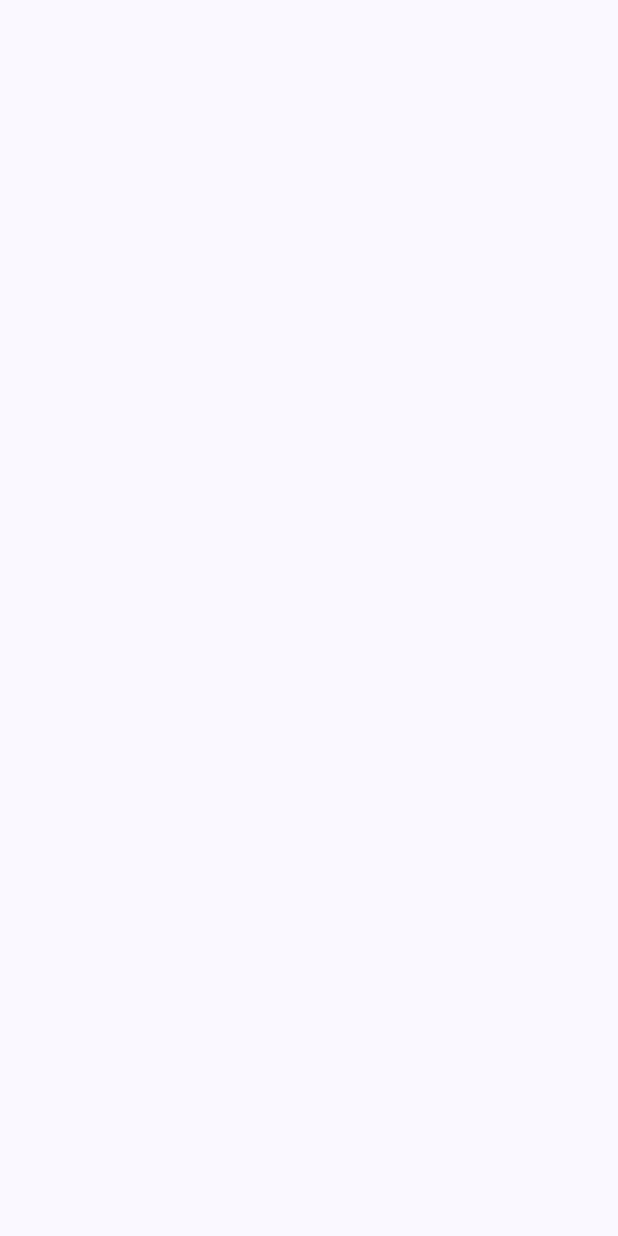
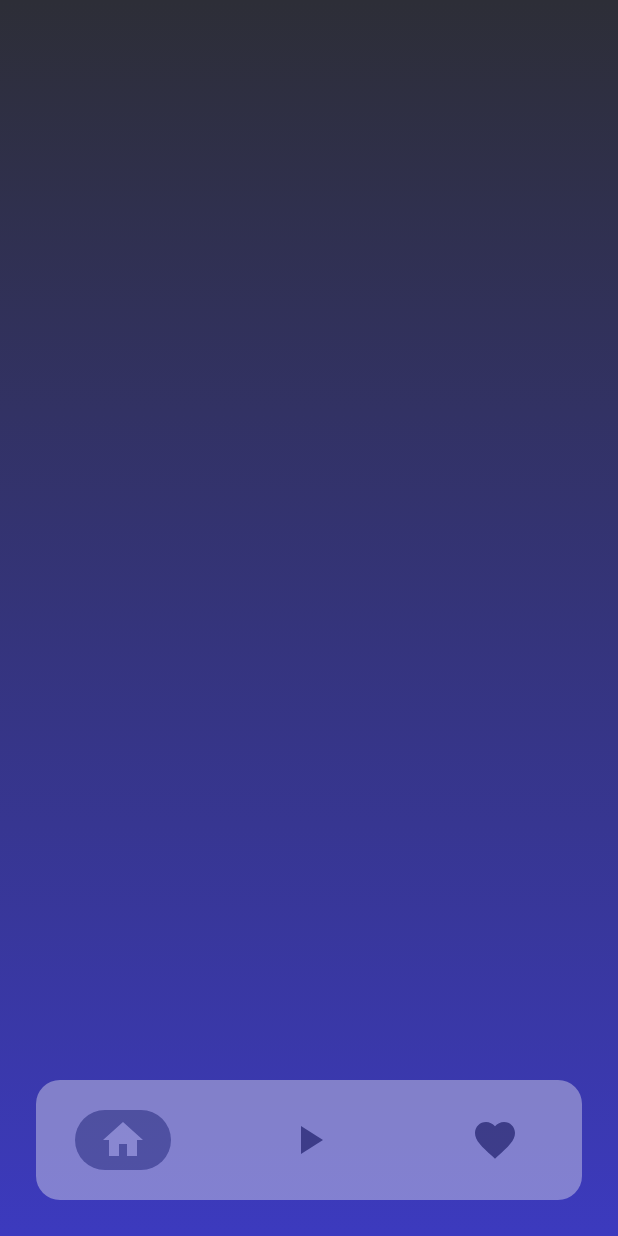
Before and after one commit to IvanQuinteroDevelop/MusicPlayer, an Android app built with Jetpack Compose: the screen it shows after launch (MainActivity), on a phone screen of 412 x 824 dp. Before the commit the screen is empty. Run offline under Robolectric (Android 15) with nearby library versions, the phone set to English and light mode, and no system bars.

Commit message:
Main Navigation with BottomNavigationComponent.kt

```diff
--- a/app/build.gradle
+++ b/app/build.gradle
@@ -60,4 +60,6 @@ dependencies {
     androidTestImplementation "androidx.compose.ui:ui-test-junit4:$compose_version"
     debugImplementation "androidx.compose.ui:ui-tooling:$compose_version"
     debugImplementation "androidx.compose.ui:ui-test-manifest:$compose_version"
+    implementation 'androidx.navigation:navigation-compose:2.5.3'
+
 }
--- a/app/src/main/AndroidManifest.xml
+++ b/app/src/main/AndroidManifest.xml
@@ -12,7 +12,7 @@
         android:theme="@style/Theme.MusicPlayerApp"
         tools:targetApi="31">
         <activity
-            android:name=".MainActivity"
+            android:name=".ui.uidefault.MainActivity"
             android:exported="true"
             android:label="@string/app_name"
             android:theme="@style/Theme.MusicPlayerApp">
--- /dev/null
+++ b/app/src/main/java/com/navi/musicplayerapp/ui/components/BottomNavigationComponent.kt
@@ -0,0 +1,67 @@
+package com.navi.musicplayerapp.ui.components
+
+import androidx.compose.foundation.background
+import androidx.compose.foundation.layout.Box
+import androidx.compose.foundation.layout.fillMaxSize
+import androidx.compose.foundation.layout.padding
+import androidx.compose.foundation.layout.size
+import androidx.compose.foundation.shape.RoundedCornerShape
+import androidx.compose.material3.Icon
+import androidx.compose.material3.NavigationBar
+import androidx.compose.material3.NavigationBarItem
+import androidx.compose.runtime.Composable
+import androidx.compose.runtime.getValue
+import androidx.compose.ui.Alignment
+import androidx.compose.ui.Modifier
+import androidx.compose.ui.draw.alpha
+import androidx.compose.ui.draw.clip
+import androidx.compose.ui.graphics.Brush
+import androidx.navigation.NavHostController
+import androidx.navigation.compose.currentBackStackEntryAsState
+import com.navi.musicplayerapp.ui.navigation.ScreenRoutes
+import com.navi.musicplayerapp.ui.uidefault.theme.*
+
+@Composable
+fun BottomNavigationComponent(navigationController: NavHostController) {
+
+    val navBackStackEntry by navigationController.currentBackStackEntryAsState()
+    val route = navBackStackEntry?.destination?.route
+
+    Box(
+        Modifier
+            .fillMaxSize()
+            .background(
+                brush = Brush.verticalGradient(
+                    colors = listOf(PrimaryColor, TertiaryColor)
+                )
+            )
+            .alpha(0.8f)
+            .padding(dp24)
+    ) {
+        NavigationBar(
+            Modifier
+                .clip(RoundedCornerShape(dp16))
+                .alpha(0.5f)
+                .background(SecondaryColor)
+                .align(Alignment.BottomCenter)
+        ) {
+            val listNavigationItem =
+                listOf(ScreenRoutes.Home, ScreenRoutes.Playing, ScreenRoutes.Favorite)
+            listNavigationItem.forEach { currentScreen ->
+                NavigationBarItem(
+                    selected = route == currentScreen.route,
+                    icon = {
+                    Icon(
+                        currentScreen.icon,
+                        contentDescription = currentScreen.route,
+                        Modifier.size(dp32)
+                    )
+                },
+                    onClick = {
+                        navigationController.navigate(currentScreen.route)
+                    }
+                )
+            }
+        }
+    }
+}
--- /dev/null
+++ b/app/src/main/java/com/navi/musicplayerapp/ui/navigation/GraphDestinations.kt
@@ -0,0 +1,29 @@
+package com.navi.musicplayerapp.ui.navigation
+
+import android.app.Activity
+import androidx.compose.runtime.Composable
+import androidx.navigation.NavHostController
+import androidx.navigation.compose.NavHost
+import androidx.navigation.compose.composable
+import com.navi.musicplayerapp.ui.screens.FavoriteScreen
+import com.navi.musicplayerapp.ui.screens.HomeScreen
+import com.navi.musicplayerapp.ui.screens.PlayingScreen
+
+@Composable
+fun GraphDestinations(navigationController: NavHostController, activity: Activity) {
+
+    NavHost(navController = navigationController, startDestination = ScreenRoutes.Home.route) {
+
+        composable(ScreenRoutes.Home.route) {
+            HomeScreen()
+        }
+
+        composable(ScreenRoutes.Playing.route) {
+            PlayingScreen()
+        }
+
+        composable(ScreenRoutes.Favorite.route) {
+            FavoriteScreen()
+        }
+    }
+}
--- /dev/null
+++ b/app/src/main/java/com/navi/musicplayerapp/ui/navigation/GraphStart.kt
@@ -0,0 +1,26 @@
+package com.navi.musicplayerapp.ui.navigation
+
+import android.app.Activity
+import androidx.compose.runtime.Composable
+import androidx.navigation.NavHostController
+import androidx.navigation.compose.NavHost
+import androidx.navigation.compose.composable
+
+import androidx.navigation.compose.rememberNavController
+import com.navi.musicplayerapp.ui.screens.BottomMainScreen
+
+object MainDestination {
+    const val route = "main_screen"
+}
+
+@Composable
+fun GraphStart(
+    navController: NavHostController = rememberNavController(),
+    activity: Activity
+) {
+    NavHost(navController = navController, startDestination = MainDestination.route) {
+        composable(MainDestination.route) {
+            BottomMainScreen(activity)
+        }
+    }
+}
--- /dev/null
+++ b/app/src/main/java/com/navi/musicplayerapp/ui/navigation/ScreenRoutes.kt
@@ -0,0 +1,13 @@
+package com.navi.musicplayerapp.ui.navigation
+
+import androidx.compose.material.icons.Icons
+import androidx.compose.material.icons.filled.Favorite
+import androidx.compose.material.icons.filled.Home
+import androidx.compose.material.icons.filled.PlayArrow
+import androidx.compose.ui.graphics.vector.ImageVector
+
+sealed class ScreenRoutes(val route: String, val icon: ImageVector) {
+    object Home: ScreenRoutes("home_screen", Icons.Filled.Home)
+    object Playing: ScreenRoutes("play_screen", Icons.Filled.PlayArrow)
+    object Favorite: ScreenRoutes("favorite_screen", Icons.Filled.Favorite)
+}
--- /dev/null
+++ b/app/src/main/java/com/navi/musicplayerapp/ui/screens/FavoriteScreen.kt
@@ -0,0 +1,8 @@
+package com.navi.musicplayerapp.ui.screens
+
+import androidx.compose.runtime.Composable
+
+@Composable
+fun FavoriteScreen() {
+
+}
--- /dev/null
+++ b/app/src/main/java/com/navi/musicplayerapp/ui/screens/HomeScreen.kt
@@ -0,0 +1,8 @@
+package com.navi.musicplayerapp.ui.screens
+
+import androidx.compose.runtime.Composable
+
+@Composable
+fun HomeScreen() {
+
+}
--- /dev/null
+++ b/app/src/main/java/com/navi/musicplayerapp/ui/screens/MainBottomScreen.kt
@@ -0,0 +1,20 @@
+package com.navi.musicplayerapp.ui.screens
+
+import android.annotation.SuppressLint
+import android.app.Activity
+import androidx.compose.material3.ExperimentalMaterial3Api
+import androidx.compose.material3.Scaffold
+import androidx.compose.runtime.Composable
+import androidx.navigation.compose.rememberNavController
+import com.navi.musicplayerapp.ui.components.BottomNavigationComponent
+import com.navi.musicplayerapp.ui.navigation.GraphDestinations
+
+@SuppressLint("UnusedMaterial3ScaffoldPaddingParameter")
+@OptIn(ExperimentalMaterial3Api::class)
+@Composable
+fun BottomMainScreen(activity: Activity) {
+    val navigationController = rememberNavController()
+    Scaffold(bottomBar = { BottomNavigationComponent(navigationController) }) {
+        GraphDestinations(navigationController, activity)
+    }
+}
--- /dev/null
+++ b/app/src/main/java/com/navi/musicplayerapp/ui/screens/PlayingScreen.kt
@@ -0,0 +1,8 @@
+package com.navi.musicplayerapp.ui.screens
+
+import androidx.compose.runtime.Composable
+
+@Composable
+fun PlayingScreen() {
+
+}
--- a/app/src/main/java/com/navi/musicplayerapp/ui/theme/Color.kt
+++ /dev/null
@@ -1,7 +0,0 @@
-package com.navi.musicplayerapp.ui.theme
-
-import androidx.compose.ui.graphics.Color
-
-val Purple80 = Color(0xFF2D2E37)
-val PurpleGrey80 = Color(0xFFC4C4C4)
-val Pink80 = Color(0xFF3C3ABE)
--- a/app/src/main/java/com/navi/musicplayerapp/MainActivity.kt
+++ b/app/src/main/java/com/navi/musicplayerapp/ui/uidefault/MainActivity.kt
@@ -1,4 +1,4 @@
-package com.navi.musicplayerapp
+package com.navi.musicplayerapp.ui.uidefault
 
 import android.os.Bundle
 import androidx.activity.ComponentActivity
@@ -7,7 +7,8 @@ import androidx.compose.foundation.layout.fillMaxSize
 import androidx.compose.material3.MaterialTheme
 import androidx.compose.material3.Surface
 import androidx.compose.ui.Modifier
-import com.navi.musicplayerapp.ui.theme.MusicPlayerAppTheme
+import com.navi.musicplayerapp.ui.navigation.GraphStart
+import com.navi.musicplayerapp.ui.uidefault.theme.MusicPlayerAppTheme
 
 class MainActivity : ComponentActivity() {
     override fun onCreate(savedInstanceState: Bundle?) {
@@ -19,7 +20,7 @@ class MainActivity : ComponentActivity() {
                     modifier = Modifier.fillMaxSize(),
                     color = MaterialTheme.colorScheme.background
                 ) {
-
+                    GraphStart(activity = this)
                 }
             }
         }
--- /dev/null
+++ b/app/src/main/java/com/navi/musicplayerapp/ui/uidefault/theme/Color.kt
@@ -0,0 +1,7 @@
+package com.navi.musicplayerapp.ui.uidefault.theme
+
+import androidx.compose.ui.graphics.Color
+
+val PrimaryColor = Color(0xFF2D2E37)
+val SecondaryColor = Color(0xFFC4C4C4)
+val TertiaryColor = Color(0xFF3C3ABE)
--- /dev/null
+++ b/app/src/main/java/com/navi/musicplayerapp/ui/uidefault/theme/Dimens.kt
@@ -0,0 +1,11 @@
+package com.navi.musicplayerapp.ui.uidefault.theme
+
+import androidx.compose.ui.unit.dp
+
+val dp4 = 4.dp
+val dp8 = 8.dp
+val dp16 = 16.dp
+val dp24 = 24.dp
+val dp28 = 28.dp
+val dp32 = 32.dp
+val dp36 = 36.dp
--- a/app/src/main/java/com/navi/musicplayerapp/ui/theme/Theme.kt
+++ b/app/src/main/java/com/navi/musicplayerapp/ui/uidefault/theme/Theme.kt
@@ -1,4 +1,4 @@
-package com.navi.musicplayerapp.ui.theme
+package com.navi.musicplayerapp.ui.uidefault.theme
 
 import android.app.Activity
 import android.os.Build
@@ -16,15 +16,15 @@ import androidx.compose.ui.platform.LocalView
 import androidx.core.view.ViewCompat
 
 private val DarkColorScheme = darkColorScheme(
-    primary = Purple80,
-    secondary = PurpleGrey80,
-    tertiary = Pink80
+    primary = PrimaryColor,
+    secondary = SecondaryColor,
+    tertiary = TertiaryColor
 )
 
 private val LightColorScheme = lightColorScheme(
-    primary = Purple80,
-    secondary = PurpleGrey80,
-    tertiary = Pink80
+    primary = PrimaryColor,
+    secondary = SecondaryColor,
+    tertiary = TertiaryColor
 
     /* Other default colors to override
     background = Color(0xFFFFFBFE),
--- a/app/src/main/java/com/navi/musicplayerapp/ui/theme/Type.kt
+++ b/app/src/main/java/com/navi/musicplayerapp/ui/uidefault/theme/Type.kt
@@ -1,4 +1,4 @@
-package com.navi.musicplayerapp.ui.theme
+package com.navi.musicplayerapp.ui.uidefault.theme
 
 import androidx.compose.material3.Typography
 import androidx.compose.ui.text.TextStyle
```
